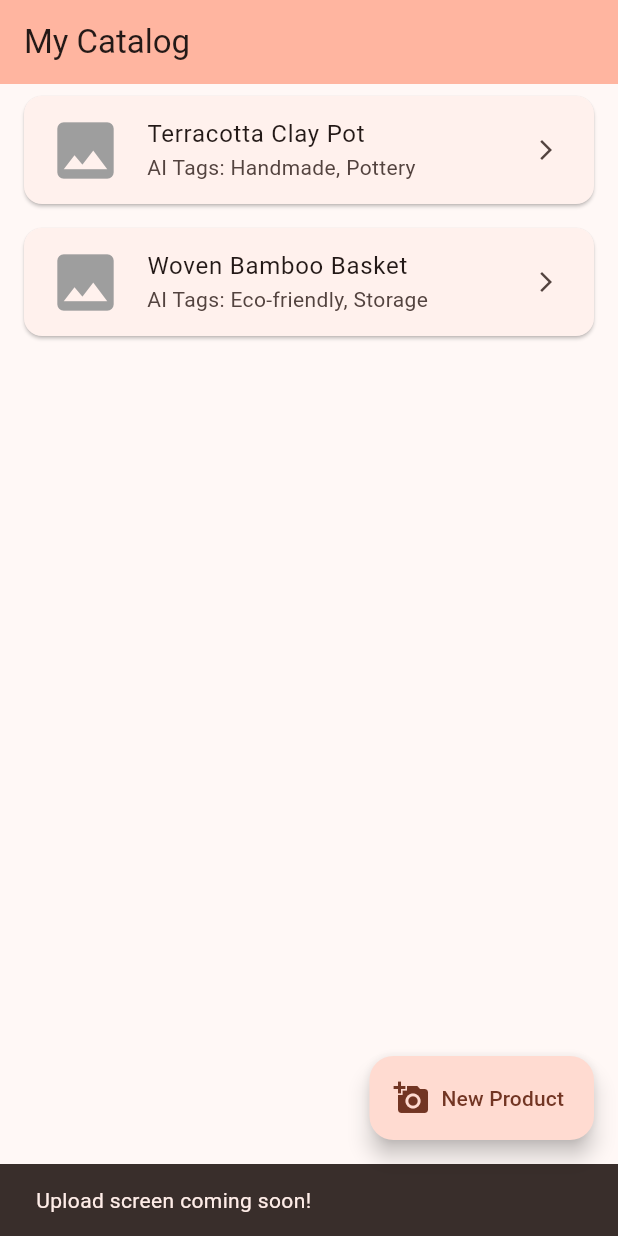
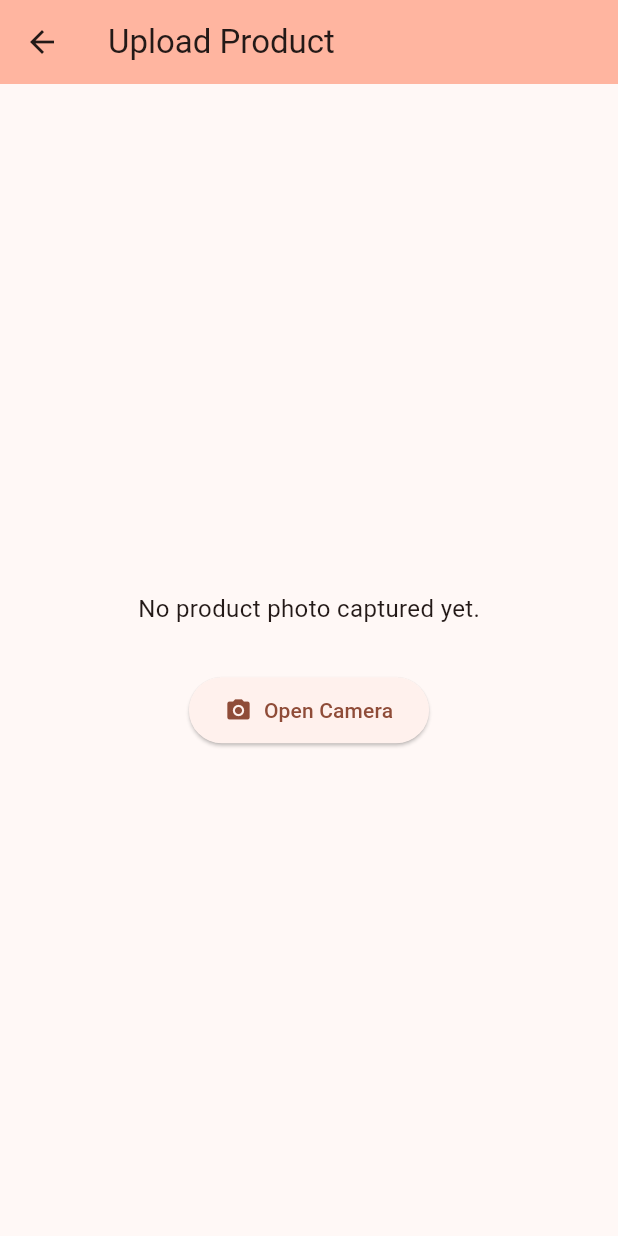
Before and after one commit to greeshman0407/CrafLens, a Flutter app: the screen it shows after launch, after a tap on "New Product", on a phone screen of 412 x 824 dp. Run offline on Flutter 3.47's test engine with Material 3 defaults, Android fonts, the phone set to English and light mode, and no system bars; our stand-ins replace image_picker.

Commit message:
Add camera functionality using image_picker

```diff
--- a/lib/main.dart
+++ b/lib/main.dart
@@ -1,4 +1,6 @@
+import 'dart:io';
 import 'package:flutter/material.dart';
+import 'package:image_picker/image_picker.dart';
 
 void main() {
   runApp(const CrafLensApp());
@@ -29,7 +31,6 @@ class ArtisanDashboard extends StatefulWidget {
 }
 
 class _ArtisanDashboardState extends State<ArtisanDashboard> {
-  // A temporary mock list of products until the Python backend is connected
   final List<Map<String, String>> _catalog = [
     {"title": "Terracotta Clay Pot", "tags": "Handmade, Pottery"},
     {"title": "Woven Bamboo Basket", "tags": "Eco-friendly, Storage"},
@@ -59,8 +60,9 @@ class _ArtisanDashboardState extends State<ArtisanDashboard> {
       ),
       floatingActionButton: FloatingActionButton.extended(
         onPressed: () {
-          ScaffoldMessenger.of(context).showSnackBar(
-            const SnackBar(content: Text('Upload screen coming soon!')),
+          Navigator.push(
+            context,
+            MaterialPageRoute(builder: (context) => const UploadScreen()),
           );
         },
         icon: const Icon(Icons.add_a_photo),
@@ -69,3 +71,72 @@ class _ArtisanDashboardState extends State<ArtisanDashboard> {
     );
   }
 }
+
+class UploadScreen extends StatefulWidget {
+  const UploadScreen({super.key});
+
+  @override
+  State<UploadScreen> createState() => _UploadScreenState();
+}
+
+class _UploadScreenState extends State<UploadScreen> {
+  File? _imageFile;
+  final ImagePicker _picker = ImagePicker();
+
+  Future<void> _takePhoto() async {
+    // This triggers the native Android camera
+    final XFile? photo = await _picker.pickImage(source: ImageSource.camera);
+    if (photo != null) {
+      setState(() {
+        _imageFile = File(photo.path);
+      });
+    }
+  }
+
+  @override
+  Widget build(BuildContext context) {
+    return Scaffold(
+      appBar: AppBar(
+        title: const Text('Upload Product'),
+        backgroundColor: Theme.of(context).colorScheme.inversePrimary,
+      ),
+      body: Center(
+        child: Column(
+          mainAxisAlignment: MainAxisAlignment.center,
+          children: [
+            if (_imageFile != null)
+              Padding(
+                padding: const EdgeInsets.all(16.0),
+                child: ClipRRect(
+                  borderRadius: BorderRadius.circular(12),
+                  child: Image.file(_imageFile!, height: 300, fit: BoxFit.cover),
+                ),
+              )
+            else
+              const Padding(
+                padding: EdgeInsets.all(32.0),
+                child: Text('No product photo captured yet.', style: TextStyle(fontSize: 16)),
+              ),
+            ElevatedButton.icon(
+              onPressed: _takePhoto,
+              icon: const Icon(Icons.camera_alt),
+              label: const Text('Open Camera'),
+              style: ElevatedButton.styleFrom(padding: const EdgeInsets.symmetric(horizontal: 24, vertical: 12)),
+            ),
+            const SizedBox(height: 20),
+            if (_imageFile != null)
+              FilledButton.icon(
+                onPressed: () {
+                  ScaffoldMessenger.of(context).showSnackBar(
+                    const SnackBar(content: Text('Image ready for API upload!')),
+                  );
+                },
+                icon: const Icon(Icons.cloud_upload),
+                label: const Text('Analyze & Upload'),
+              ),
+          ],
+        ),
+      ),
+    );
+  }
+}
--- a/pubspec.yaml
+++ b/pubspec.yaml
@@ -34,6 +34,7 @@ dependencies:
   # The following adds the Cupertino Icons font to your application.
   # Use with the CupertinoIcons class for iOS style icons.
   cupertino_icons: ^1.0.8
+  image_picker: ^1.2.3
 
 dev_dependencies:
   flutter_test:
```
Also changed, not shown: pubspec.lock, 5 other files.
